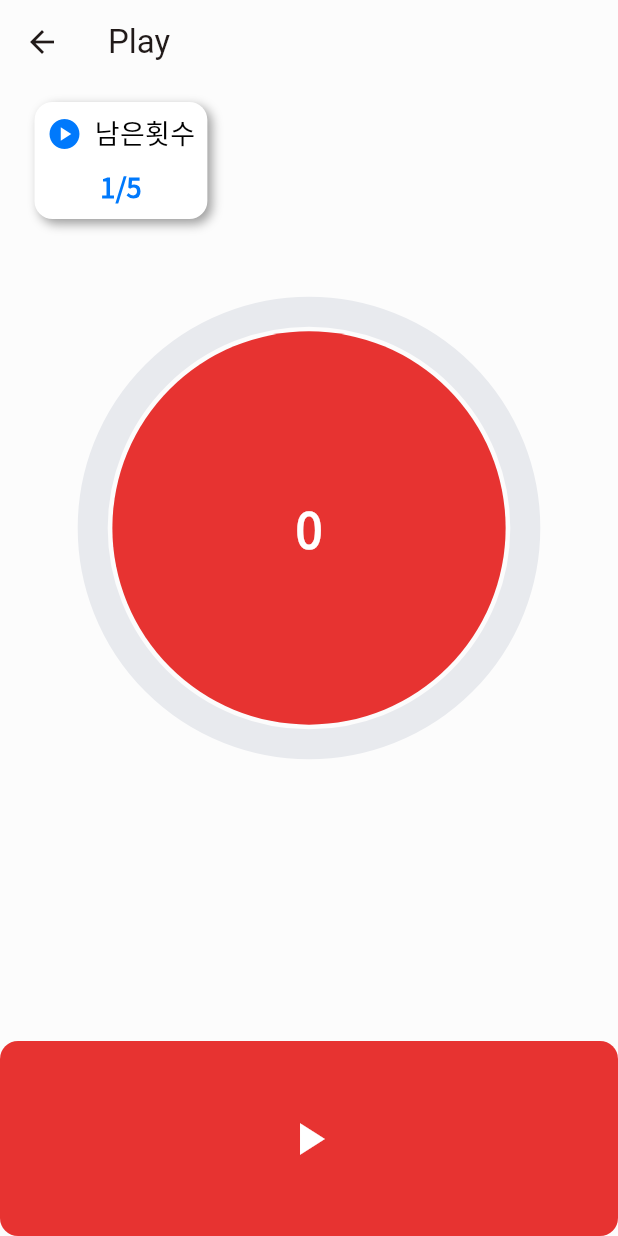
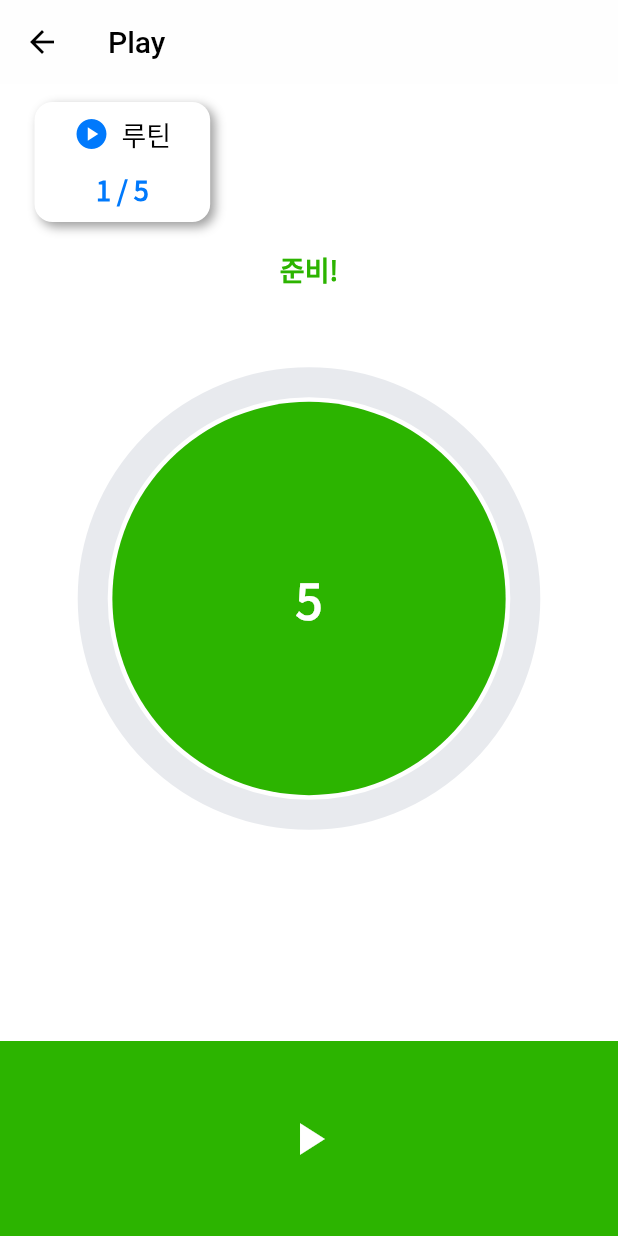
Before and after one commit to junddao/my_workout_diary_app, a Flutter app: the PageTabView screen opened directly, after a tap on "휴식시간", after a tap on "반복횟수", after a tap on "Go!", on a phone screen of 412 x 824 dp. Run offline on Flutter 3.47's test engine with Material 2 defaults, Android fonts, the phone set to English and light mode, and no system bars; drawn by our look-alikes of circular_countdown_timer; our stand-ins replace cached_network_image, carousel_slider, device_info_plus, dio, dots_indicator, flutter_svg and 7 more; accounts and stored records are empty.

Commit message:
:art: dev app

```diff
--- a/analysis_options.yaml
+++ b/analysis_options.yaml
@@ -24,6 +24,9 @@ linter:
   rules:
     # avoid_print: false  # Uncomment to disable the `avoid_print` rule
     # prefer_single_quotes: true  # Uncomment to enable the `prefer_single_quotes` rule
-
+    prefer_const_constructors: false
+    avoid_print: false
+    prefer_typing_uninitialized_variables: false
+    prefer_const_constructors_in_immutables: false
 # Additional information about this file can be found at
 # https://dart.dev/guides/language/analysis-options
--- /dev/null
+++ b/lib/global/enum/countdown_type.dart
@@ -0,0 +1,5 @@
+enum CountdownType {
+  started,
+  paused,
+  stopped,
+}
--- /dev/null
+++ b/lib/global/enum/working_type.dart
@@ -0,0 +1,5 @@
+enum WorkingType {
+  ready,
+  workout,
+  rest,
+}
--- a/lib/global/provider/workout_provider.dart
+++ b/lib/global/provider/workout_provider.dart
@@ -1,10 +1,15 @@
+import 'package:my_workout_diary_app/global/enum/countdown_type.dart';
 import 'package:my_workout_diary_app/global/enum/item_type.dart';
+import 'package:my_workout_diary_app/global/enum/working_type.dart';
 import 'package:my_workout_diary_app/global/provider/parent_provider.dart';
 
 class WorkoutProvider extends ParentProvider {
   double _workoutTime = 20;
   double _restTime = 10;
   double _interval = 5;
+
+  CountdownType _countdownType = CountdownType.stopped;
+  WorkingType _workingType = WorkingType.ready;
 
   ItemType _selectedType = ItemType.workout;
 
@@ -13,6 +18,8 @@ class WorkoutProvider extends ParentProvider {
   double get interval => _interval;
 
   ItemType get selectedType => _selectedType;
+  WorkingType get workingType => _workingType;
+  CountdownType get countdownType => _countdownType;
 
   void setWorkoutTime(double workoutTime) {
     _workoutTime = workoutTime;
@@ -33,4 +40,14 @@ class WorkoutProvider extends ParentProvider {
     _selectedType = item;
     notifyListeners();
   }
+
+  void setWorkingType(WorkingType workingType) {
+    _workingType = workingType;
+    notifyListeners();
+  }
+
+  void setCountdownType(CountdownType countdownType) {
+    _countdownType = countdownType;
+    notifyListeners();
+  }
 }
--- a/lib/global/style/ds_text_styles.dart
+++ b/lib/global/style/ds_text_styles.dart
@@ -110,15 +110,15 @@ class DSTextStyles {
       fontFamily: "NotoSansKR",
       fontStyle: FontStyle.normal,
       fontSize: 18.0);
-
-  static const bold18FacebookBlue = const TextStyle(
-      color: DSColors.facebook_blue,
+  static const bold18NaverGreen = const TextStyle(
+      color: DSColors.naver_green,
       fontWeight: FontWeight.w700,
       fontFamily: "NotoSansKR",
       fontStyle: FontStyle.normal,
       fontSize: 18.0);
-  static const bold18NaverGreen = const TextStyle(
-      color: DSColors.naver_green,
+
+  static const bold18FacebookBlue = const TextStyle(
+      color: DSColors.facebook_blue,
       fontWeight: FontWeight.w700,
       fontFamily: "NotoSansKR",
       fontStyle: FontStyle.normal,
--- a/lib/page_tabs.dart
+++ b/lib/page_tabs.dart
@@ -58,17 +58,17 @@ class _PageTabViewState extends State<PageTabView> {
       selectedIndex: _selectedIndex,
       destinations: const <Widget>[
         NavigationDestination(
-          selectedIcon: Icon(Icons.timer),
+          // selectedIcon: Icon(Icons.timer),
           icon: Icon(Icons.timer_outlined),
           label: '타이머',
         ),
         NavigationDestination(
-          selectedIcon: Icon(Icons.home),
+          // selectedIcon: Icon(Icons.home),
           icon: Icon(Icons.home_outlined),
           label: '기록',
         ),
         NavigationDestination(
-          selectedIcon: Icon(Icons.person),
+          // selectedIcon: Icon(Icons.person),
           icon: Icon(Icons.person_outline),
           label: '내정보',
         ),
--- a/lib/pages/03_Timer/components/widget_interval.dart
+++ b/lib/pages/03_Timer/components/widget_interval.dart
@@ -10,12 +10,13 @@ class WidgetInterval extends StatelessWidget {
 
   @override
   Widget build(BuildContext context) {
-    return InkWell(
+    return GestureDetector(
       onTap: () {
         context.read<WorkoutProvider>().setItemType(ItemType.interval);
       },
+      child: Padding(
+        padding: const EdgeInsets.all(5),
         child: Container(
-        margin: const EdgeInsets.symmetric(horizontal: 5),
           padding: const EdgeInsets.all(8),
           decoration: BoxDecoration(
             color: Colors.white,
@@ -46,6 +47,7 @@ class WidgetInterval extends StatelessWidget {
             ],
           ),
         ),
+      ),
     );
   }
 }
--- a/lib/pages/03_Timer/components/widget_rest_time.dart
+++ b/lib/pages/03_Timer/components/widget_rest_time.dart
@@ -13,12 +13,13 @@ class WidgetRestTime extends StatelessWidget {
 
   @override
   Widget build(BuildContext context) {
-    return InkWell(
+    return GestureDetector(
       onTap: () {
         context.read<WorkoutProvider>().setItemType(ItemType.rest);
       },
+      child: Padding(
+        padding: const EdgeInsets.all(5),
         child: Container(
-        margin: const EdgeInsets.symmetric(horizontal: 5),
           padding: EdgeInsets.all(8),
           decoration: BoxDecoration(
             color: Colors.white,
@@ -34,7 +35,7 @@ class WidgetRestTime extends StatelessWidget {
               Row(
                 mainAxisAlignment: MainAxisAlignment.center,
                 children: [
-                Icon(Icons.pause_circle, color: DSColors.tomato),
+                  Icon(Icons.pause_circle, color: DSColors.facebook_blue),
                   SizedBox(
                     width: 8,
                   ),
@@ -44,9 +45,10 @@ class WidgetRestTime extends StatelessWidget {
               const SizedBox(height: 10),
               Text(
                 DataConvert.intToTimeLeft(context.watch<WorkoutProvider>().restTime.toInt()),
-              style: DSTextStyles.bold18Tomato,
+                style: DSTextStyles.bold18FacebookBlue,
               ),
             ],
+          ),
         ),
       ),
     );
--- a/lib/pages/03_Timer/components/widget_set_interval.dart
+++ b/lib/pages/03_Timer/components/widget_set_interval.dart
@@ -32,7 +32,7 @@ class _WidgetSetIntervalState extends State<WidgetSetInterval> {
                   text: TextSpan(
                     children: [
                       TextSpan(text: '${_currentSliderValue.toInt()}', style: DSTextStyles.regular40white),
-                      const TextSpan(text: '초', style: DSTextStyles.regular12White),
+                      const TextSpan(text: 'X', style: DSTextStyles.regular12White),
                     ],
                   ),
                 ),
@@ -41,7 +41,7 @@ class _WidgetSetIntervalState extends State<WidgetSetInterval> {
                   value: _currentSliderValue,
                   max: 10,
                   min: 1,
-                  divisions: 10,
+                  divisions: 9,
                   thumbColor: DSColors.white,
                   inactiveColor: DSColors.white,
                   activeColor: DSColors.white,
--- a/lib/pages/03_Timer/components/widget_set_rest_time.dart
+++ b/lib/pages/03_Timer/components/widget_set_rest_time.dart
@@ -19,14 +19,14 @@ class _WidgetSetRestTimeState extends State<WidgetSetRestTime> {
       _currentSliderValue = data.restTime;
       return Container(
         decoration: BoxDecoration(
-          color: DSColors.tomato,
+          color: DSColors.facebook_blue,
         ),
         child: Padding(
           padding: const EdgeInsets.symmetric(vertical: 12),
           child: Center(
             child: Column(
               children: [
-                const Text('운동시간', style: DSTextStyles.bold16White),
+                const Text('휴식시간', style: DSTextStyles.bold16White),
                 const SizedBox(height: 8),
                 RichText(
                   text: TextSpan(
--- a/lib/pages/03_Timer/components/widget_set_workout_time.dart
+++ b/lib/pages/03_Timer/components/widget_set_workout_time.dart
@@ -19,7 +19,7 @@ class _WidgetSetWorkoutTimeState extends State<WidgetSetWorkoutTime> {
       _currentSliderValue = data.workoutTime;
       return Container(
         decoration: BoxDecoration(
-          color: DSColors.facebook_blue,
+          color: DSColors.tomato,
         ),
         child: Padding(
           padding: const EdgeInsets.symmetric(vertical: 12),
--- a/lib/pages/03_Timer/components/widget_workout_time.dart
+++ b/lib/pages/03_Timer/components/widget_workout_time.dart
@@ -11,12 +11,13 @@ class WidgetWorkoutTime extends StatelessWidget {
 
   @override
   Widget build(BuildContext context) {
-    return InkWell(
+    return GestureDetector(
       onTap: () {
         context.read<WorkoutProvider>().setItemType(ItemType.workout);
       },
+      child: Padding(
+        padding: const EdgeInsets.all(5),
         child: Container(
-        margin: const EdgeInsets.symmetric(horizontal: 5),
           padding: EdgeInsets.all(8),
           decoration: BoxDecoration(
             color: Colors.white,
@@ -31,8 +32,8 @@ class WidgetWorkoutTime extends StatelessWidget {
             children: [
               Row(
                 mainAxisAlignment: MainAxisAlignment.center,
-              children: [
-                Icon(Icons.play_circle, color: DSColors.facebook_blue),
+                children: const [
+                  Icon(Icons.play_circle, color: DSColors.tomato),
                   SizedBox(
                     width: 8,
                   ),
@@ -42,9 +43,10 @@ class WidgetWorkoutTime extends StatelessWidget {
               const SizedBox(height: 10),
               Text(
                 DataConvert.intToTimeLeft(context.watch<WorkoutProvider>().workoutTime.toInt()),
-              style: DSTextStyles.bold18FacebookBlue,
+                style: DSTextStyles.bold18Tomato,
               ),
             ],
+          ),
         ),
       ),
     );
--- a/lib/pages/03_Timer/page_play.dart
+++ b/lib/pages/03_Timer/page_play.dart
@@ -2,10 +2,16 @@ import 'package:circular_countdown_timer/circular_countdown_timer.dart';
 import 'package:flutter/material.dart';
 import 'package:flutter/src/foundation/key.dart';
 import 'package:flutter/src/widgets/framework.dart';
+import 'package:just_audio/just_audio.dart';
 import 'package:my_workout_diary_app/global/components/ds_button.dart';
+import 'package:my_workout_diary_app/global/enum/countdown_type.dart';
+import 'package:my_workout_diary_app/global/enum/item_type.dart';
+import 'package:my_workout_diary_app/global/enum/working_type.dart';
+import 'package:my_workout_diary_app/global/provider/workout_provider.dart';
 import 'package:my_workout_diary_app/global/style/constants.dart';
 import 'package:my_workout_diary_app/global/style/ds_colors.dart';
 import 'package:my_workout_diary_app/global/style/ds_text_styles.dart';
+import 'package:provider/provider.dart';
 
 class PagePlay extends StatefulWidget {
   const PagePlay({Key? key}) : super(key: key);
@@ -29,8 +35,34 @@ class PagePlayView extends StatefulWidget {
 }
 
 class _PagePlayViewState extends State<PagePlayView> {
+  int readyTime = 5;
+  int workoutTime = 20;
+  int restTime = 30;
+
+  int currentInterval = 1;
+
+  bool isStarted = false;
+  bool isWorkout = false;
+  late WorkoutProvider workoutProvider;
+
+  final player = AudioPlayer();
+
+  CountDownController workoutCountdownController = CountDownController();
+  CountDownController restCountdownController = CountDownController();
+
+  @override
+  void initState() {
+    Future.microtask(() {
+      workoutProvider.setCountdownType(CountdownType.stopped);
+      workoutProvider.setWorkingType(WorkingType.ready);
+    });
+    super.initState();
+  }
+
   @override
   Widget build(BuildContext context) {
+    workoutProvider = context.watch<WorkoutProvider>();
+
     return Scaffold(
       appBar: _appBar(),
       body: _body(),
@@ -41,17 +73,44 @@ class _PagePlayViewState extends State<PagePlayView> {
 
   Widget _bottomSheet() {
     return InkWell(
-      onTap: () {},
+      onTap: () {
+        if (workoutProvider.countdownType == CountdownType.stopped) {
+          workoutProvider.setCountdownType(CountdownType.started);
+          workoutProvider.setWorkingType(WorkingType.ready);
+          workoutCountdownController.start();
+        } else if (workoutProvider.countdownType == CountdownType.started) {
+          workoutProvider.setCountdownType(CountdownType.paused);
+          workoutCountdownController.pause();
+        } else if (workoutProvider.countdownType == CountdownType.paused) {
+          workoutProvider.setCountdownType(CountdownType.started);
+          workoutCountdownController.resume();
+        }
+      },
       child: Container(
         width: SizeConfig.screenWidth,
         height: 130,
         decoration: BoxDecoration(
-          color: DSColors.tomato,
-          borderRadius: BorderRadius.circular(12),
+          color: (() {
+            if (workoutProvider.workingType == WorkingType.rest) {
+              return DSColors.facebook_blue;
+            }
+            if (workoutProvider.workingType == WorkingType.workout) {
+              return DSColors.tomato;
+            }
+            return DSColors.naver_green;
+          }()),
         ),
         child: Center(
           child: Icon(
-            Icons.play_arrow,
+            (() {
+              if (workoutProvider.countdownType == CountdownType.started) {
+                return Icons.pause;
+              } else if (workoutProvider.countdownType == CountdownType.paused) {
+                return Icons.play_arrow;
+              } else if (workoutProvider.countdownType == CountdownType.stopped) {
+                return Icons.play_arrow;
+              }
+            }()),
             color: Colors.white,
             size: 36,
           ),
@@ -76,7 +135,28 @@ class _PagePlayViewState extends State<PagePlayView> {
               workoutCountWidget(),
             ],
           ),
+          SizedBox(height: 18),
+
+          (() {
+            if (workoutProvider.workingType == WorkingType.rest) {
+              return Text('휴식중', style: DSTextStyles.bold18FacebookBlue);
+            }
+            if (workoutProvider.workingType == WorkingType.workout) {
+              return Text('운동중', style: DSTextStyles.bold18Tomato);
+            }
+            return Text('준비!', style: DSTextStyles.bold18NaverGreen);
+          }()),
+
           workoutTimerWidget(),
+
+          // Visibility(
+          //   visible: data.workingType == WorkingType.rest,
+          //   child: restTimerWidget(data),
+          // ),
+          // Visibility(
+          //   visible: data.workingType == WorkingType.workout,
+          //   child: workoutTimerWidget(data),
+          // ),
         ],
       ),
     );
@@ -97,20 +177,38 @@ class _PagePlayViewState extends State<PagePlayView> {
         mainAxisAlignment: MainAxisAlignment.center,
         crossAxisAlignment: CrossAxisAlignment.center,
         children: [
-          Row(
+          Padding(
+            padding: const EdgeInsets.symmetric(horizontal: 18),
+            child: Row(
               mainAxisAlignment: MainAxisAlignment.center,
-            children: [
+              children: const [
                 Icon(Icons.play_circle, color: DSColors.facebook_blue),
                 SizedBox(
                   width: 8,
                 ),
-              Text('남은횟수', style: DSTextStyles.regular18black),
+                Text('루틴', style: DSTextStyles.regular18black),
               ],
             ),
+          ),
           const SizedBox(height: 10),
-          Text(
-            '1/5',
+          RichText(
+            text: TextSpan(
               style: DSTextStyles.bold18FacebookBlue,
+              children: [
+                TextSpan(
+                  text: '$currentInterval',
+                  // style: DSTextStyles.bold18FacebookBlue,
+                ),
+                TextSpan(
+                  text: ' / ',
+                  // style: DSTextStyles.bold18FacebookBlue,
+                ),
+                TextSpan(
+                  text: '${workoutProvider.interval.toInt()}',
+                  // style: DSTextStyles.bold18FacebookBlue,
+                ),
+              ],
+            ),
           ),
         ],
       ),
@@ -119,60 +217,88 @@ class _PagePlayViewState extends State<PagePlayView> {
 
   Widget workoutTimerWidget() {
     return CircularCountDownTimer(
-      duration: 10,
+      // duration: data.workoutTime.toInt(),
+      duration: 5,
+
       initialDuration: 0,
-      controller: CountDownController(),
+      controller: workoutCountdownController,
       width: SizeConfig.screenWidth * 0.7,
       height: SizeConfig.screenHeight * 0.5,
       ringColor: DSColors.gray1,
       ringGradient: null,
-      fillColor: DSColors.red01,
+      fillColor: (() {
+        if (workoutProvider.workingType == WorkingType.rest) {
+          return DSColors.blue1;
+        }
+        if (workoutProvider.workingType == WorkingType.workout) {
+          return DSColors.red01;
+        }
+        return DSColors.tomato_10;
+      }()),
+
       fillGradient: null,
-      backgroundColor: DSColors.tomato,
+      backgroundColor: (() {
+        if (workoutProvider.workingType == WorkingType.rest) {
+          return DSColors.facebook_blue;
+        }
+        if (workoutProvider.workingType == WorkingType.workout) {
+          return DSColors.tomato;
+        }
+        return DSColors.naver_green;
+      }()),
+
       backgroundGradient: null,
       strokeWidth: 20.0,
       strokeCap: StrokeCap.round,
       textStyle: DSTextStyles.bold32white,
       textFormat: CountdownTextFormat.S,
-      isReverse: false,
+      isReverse: true,
       isReverseAnimation: false,
       isTimerTextShown: true,
       autoStart: false,
+
       onStart: () {
         debugPrint('Countdown Started');
+        int duration = 5;
+        if (workoutProvider.workingType == WorkingType.rest) {
+          duration = workoutProvider.restTime.toInt();
+        }
+        if (workoutProvider.workingType == WorkingType.workout) {
+          duration = workoutProvider.workoutTime.toInt();
+        }
+        Future.delayed(
+          Duration(seconds: duration - 4),
+          () async {
+            var duration = await player.setAsset('assets/audios/countdown.wav');
+            player.play();
+          },
+        );
       },
       onComplete: () {
-        debugPrint('Countdown Ended');
-      },
-    );
+        player.pause();
+        if (workoutProvider.workingType == WorkingType.rest) {
+          workoutProvider.setWorkingType(WorkingType.workout);
+        } else if (workoutProvider.workingType == WorkingType.workout) {
+          currentInterval++;
+          workoutProvider.setWorkingType(WorkingType.rest);
+        } else if (workoutProvider.workingType == WorkingType.ready) {
+          workoutProvider.setWorkingType(WorkingType.workout);
         }
 
-  Widget restTimerWidget() {
-    return CircularCountDownTimer(
-      duration: 10,
-      initialDuration: 0,
-      controller: CountDownController(),
-      width: SizeConfig.screenWidth * 0.7,
-      height: SizeConfig.screenHeight * 0.5,
-      ringColor: DSColors.gray1,
-      ringGradient: null,
-      fillColor: DSColors.red01,
-      fillGradient: null,
-      backgroundColor: DSColors.tomato,
-      backgroundGradient: null,
-      strokeWidth: 20.0,
-      strokeCap: StrokeCap.round,
-      textStyle: DSTextStyles.bold32white,
-      textFormat: CountdownTextFormat.S,
-      isReverse: false,
-      isReverseAnimation: false,
-      isTimerTextShown: true,
-      autoStart: false,
-      onStart: () {
-        debugPrint('Countdown Started');
-      },
-      onComplete: () {
-        debugPrint('Countdown Ended');
+        if (currentInterval <= workoutProvider.interval) {
+          int duration = 5;
+          if (workoutProvider.workingType == WorkingType.rest) {
+            duration = workoutProvider.restTime.toInt();
+          }
+          if (workoutProvider.workingType == WorkingType.workout) {
+            duration = workoutProvider.workoutTime.toInt();
+          }
+
+          workoutCountdownController.restart(duration: duration);
+        } else {
+          currentInterval--;
+          print(workoutCountdownController);
+        }
       },
     );
   }
--- a/lib/pages/03_Timer/page_timer.dart
+++ b/lib/pages/03_Timer/page_timer.dart
@@ -46,7 +46,7 @@ class _PageTimerViewState extends State<PageTimerView> {
         onPressed: () {
           Navigator.of(context).pushNamed('PagePlay');
         },
-        child: const Text('Go!', style: DSTextStyles.bold12Black),
+        child: const Text('Go!', style: DSTextStyles.bold12White),
       ),
       appBar: _appBar(),
       body: _body(),
--- a/pubspec.yaml
+++ b/pubspec.yaml
@@ -41,6 +41,7 @@ dependencies:
   flutter_svg: ^1.1.0
   font_awesome_flutter: ^10.1.0
   intl: ^0.17.0
+  just_audio: ^0.9.24
   logger: ^1.1.0
   package_info_plus: ^1.4.2
   photo_view: ^0.14.0
@@ -65,6 +66,7 @@ flutter:
     # - assets/icons/
     - assets/texts/
     - assets/images/
+    - assets/audios/
   # To add assets to your application, add an assets section, like this:
   # assets:
   #   - images/a_dot_burr.jpeg
```
Also changed, not shown: lib/main.dart (+13 -8 lines), pubspec.lock, 6 other files. Lines whose indentation alone changed are shown as unchanged.
